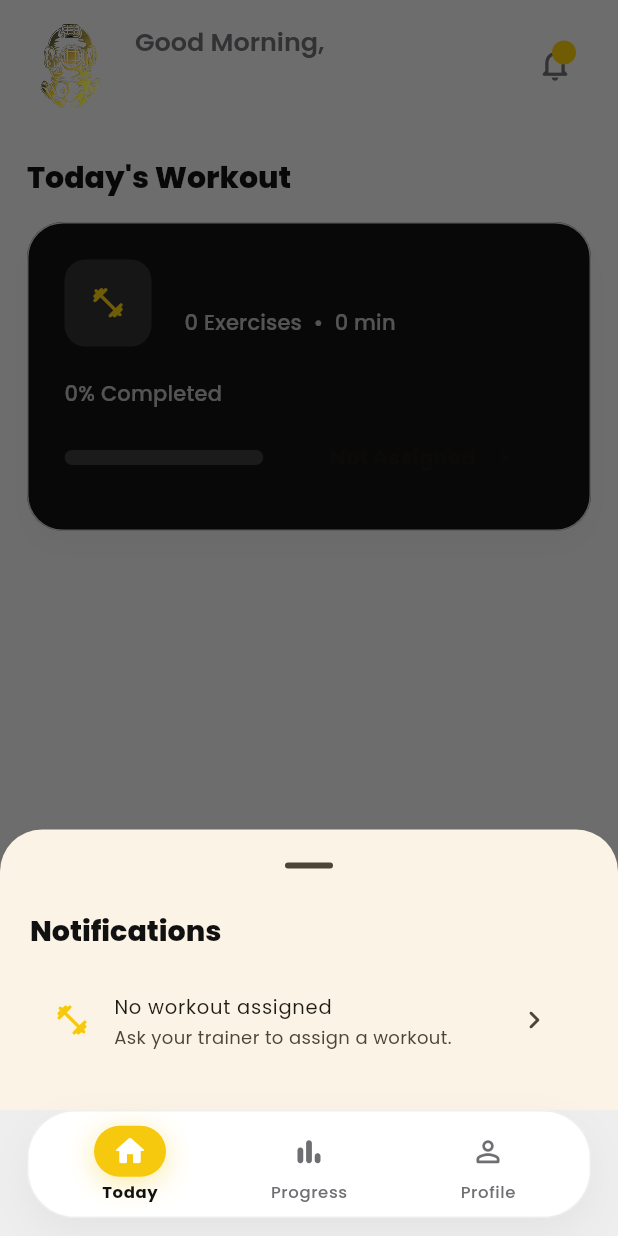
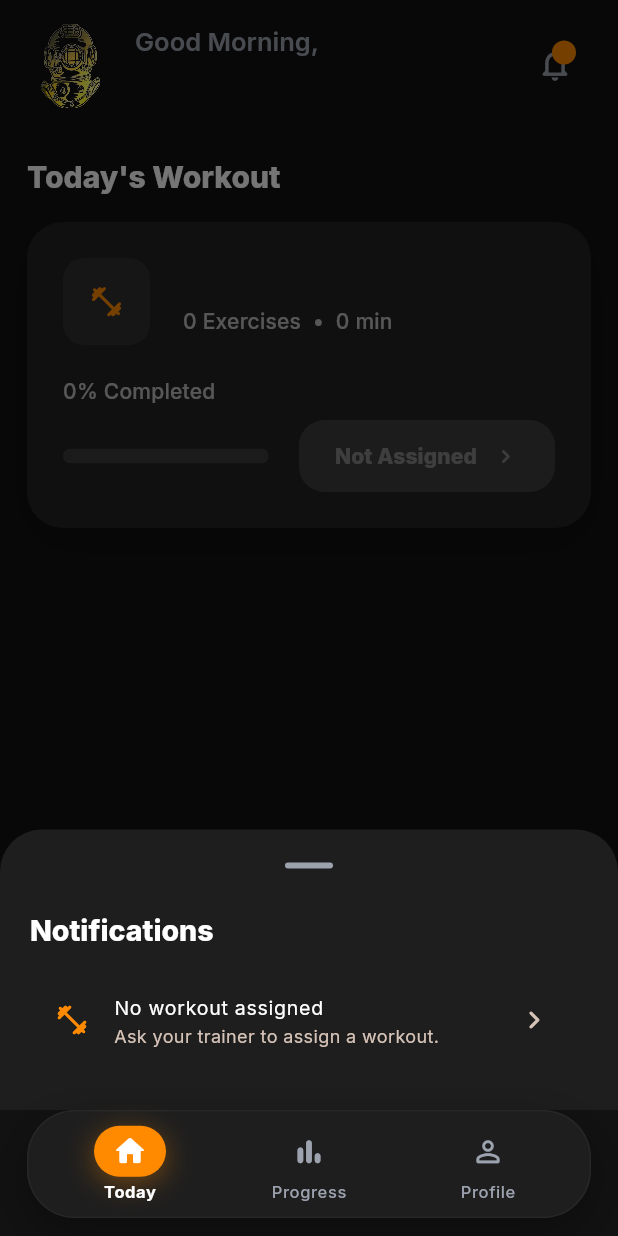
Before and after one commit to devlofttech-oss/deepfitness-app, a Flutter app: the screen it shows once a user with an empty profile is signed in, after a tap on the "notifications none" icon, on a phone screen of 412 x 824 dp. Run offline on Flutter 3.47's test engine with Material 3 defaults, Android fonts, the phone set to English and light mode, and no system bars; our stand-ins replace flutter_riverpod, flutter_svg, go_router, google_fonts, share_plus, supabase_flutter; accounts and stored records are empty.

Commit message:
Lock the app to a single dark theme
Several screens were painting themselves light regardless of the theme:
the auth and splash scaffolds hardcoded a white background, and the
trainer member rows, chips, and icon buttons used white cards with
near-black text. With themeMode already dark, that produced the
half-light screens seen on device.

AppTheme now builds one dark theme; the light variant and the dark-mode
toggle in profile settings are gone (theme_controller deleted), since a
toggle that cannot be turned off is worse than no toggle. Material 3's
seeded surface roles are pinned to neutral greys because seeding from
orange tinted dialogs and sheets brown, and bottom sheets, dialogs,
popup menus, snackbars, and date pickers get explicit dark themes rather
than relying on defaults.

The Android launch theme and launch_background were also light, which
flashed white before Flutter drew its first frame; both now match the
#121212 canvas, and the system bars are pinned to light icons.

Co-Authored-By: Claude Opus 5 <noreply@anthropic.com>

```diff
--- a/lib/core/theme/app_colors.dart
+++ b/lib/core/theme/app_colors.dart
@@ -1,43 +1,44 @@
 import 'package:flutter/material.dart';
 
+/// Central design-system palette.
+///
+/// The app is dark-only: a near-black canvas, slightly-lighter dark cards,
+/// and a warm orange accent. The context-taking helpers below are kept so the
+/// screens keep reading their colours from one place, but they all resolve to
+/// the dark values now.
 class AppColors {
   const AppColors._();
 
-  static const night = Color(0xFF252C33);
-  static const slate = Color(0xFF3A4750);
-  static const gold = Color(0xFFF6C90E);
-  static const goldBright = Color(0xFFF6C90E);
-  static const goldSoft = Color(0xFFFFF5D8);
-  static const darkGoldSoft = Color(0xFF3E371C);
-  static const black = Color(0xFF111111);
+  static const night = Color(0xFF121212);
+  static const slate = Color(0xFF1E1E1E);
+  static const gold = Color(0xFFFF8A00);
+  static const goldBright = Color(0xFFFF8A00);
+  static const darkGoldSoft = Color(0xFF43290F);
+  static const black = Color(0xFF1A1A1A);
   static const charcoal = Color(0xFF222222);
-  static const background = Color(0xFFEEEEEE);
+  static const graphite = Color(0xFF3A3A3A);
   static const white = Color(0xFFFFFFFF);
-  static const muted = Color(0xFF6E6E73);
-  static const mutedDark = Color(0xFFB8C0C7);
-  static const border = Color(0xFFE8E8E8);
-  static const borderDark = Color(0xFF46535C);
+  static const muted = Color(0xFF9CA3AF);
+  static const mutedDark = Color(0xFF9CA3AF);
+  static const borderDark = Color(0xFF2A2A2A);
   static const success = Color(0xFF12A86B);
+  static const danger = Color(0xFFFF6B6B);
 
-  static bool isDark(BuildContext context) =>
-      Theme.of(context).brightness == Brightness.dark;
+  /// Always true; retained so existing `isDark(context)` call sites keep
+  /// compiling while the app is locked to the dark theme.
+  static bool isDark(BuildContext context) => true;
 
-  static Color text(BuildContext context) => isDark(context) ? white : black;
+  static Color text(BuildContext context) => white;
 
-  static Color surface(BuildContext context) => isDark(context) ? slate : white;
+  static Color surface(BuildContext context) => slate;
 
-  static Color canvas(BuildContext context) =>
-      isDark(context) ? night : background;
+  static Color canvas(BuildContext context) => night;
 
-  static Color subtle(BuildContext context) =>
-      isDark(context) ? night : background;
+  static Color subtle(BuildContext context) => night;
 
-  static Color secondaryText(BuildContext context) =>
-      isDark(context) ? mutedDark : muted;
+  static Color secondaryText(BuildContext context) => mutedDark;
 
-  static Color divider(BuildContext context) =>
-      isDark(context) ? borderDark : border;
+  static Color divider(BuildContext context) => borderDark;
 
-  static Color chipBackground(BuildContext context) =>
-      isDark(context) ? darkGoldSoft : goldSoft;
+  static Color chipBackground(BuildContext context) => darkGoldSoft;
 }
--- a/lib/core/theme/app_theme.dart
+++ b/lib/core/theme/app_theme.dart
@@ -1,56 +1,92 @@
 import 'package:deepfitness/core/theme/app_colors.dart';
+import 'package:flutter/foundation.dart';
 import 'package:flutter/material.dart';
 import 'package:google_fonts/google_fonts.dart';
 
+/// The app ships in a single dark theme. There is no light variant on
+/// purpose: every screen is designed against the near-black canvas, so a
+/// light mode would only ever be a half-finished second skin.
 class AppTheme {
   const AppTheme._();
 
-  static ThemeData get light {
-    return _build(brightness: Brightness.light);
-  }
+  static ThemeData get dark => _build();
 
-  static ThemeData get dark {
-    return _build(brightness: Brightness.dark);
-  }
-
-  static ThemeData _build({required Brightness brightness}) {
-    final isDark = brightness == Brightness.dark;
-    final textColor = isDark ? AppColors.white : AppColors.black;
-    final surfaceColor = isDark ? AppColors.slate : AppColors.white;
-    final backgroundColor = isDark ? AppColors.night : AppColors.background;
-    final borderColor = isDark ? AppColors.borderDark : AppColors.border;
+  static ThemeData _build() {
+    const textColor = AppColors.white;
+    const surfaceColor = AppColors.slate;
+    const backgroundColor = AppColors.night;
+    const borderColor = AppColors.borderDark;
     final base = ThemeData(
       useMaterial3: true,
-      colorScheme: ColorScheme.fromSeed(
-        seedColor: AppColors.gold,
-        primary: AppColors.gold,
-        surface: surfaceColor,
-        brightness: brightness,
-      ),
+      colorScheme:
+          ColorScheme.fromSeed(
+            seedColor: AppColors.gold,
+            primary: AppColors.gold,
+            surface: surfaceColor,
+            brightness: Brightness.dark,
+          ).copyWith(
+            // fromSeed derives warm brown-tinted containers from the orange
+            // seed; pin them to the neutral greys the screens actually use so
+            // dialogs, sheets, and menus match the cards.
+            onPrimary: AppColors.black,
+            onSurface: textColor,
+            surfaceContainerLowest: AppColors.night,
+            surfaceContainerLow: AppColors.slate,
+            surfaceContainer: AppColors.slate,
+            surfaceContainerHigh: AppColors.charcoal,
+            surfaceContainerHighest: AppColors.charcoal,
+            outline: borderColor,
+            outlineVariant: borderColor,
+          ),
     );
-    final textTheme = GoogleFonts.poppinsTextTheme(
-      base.textTheme,
-    ).apply(bodyColor: textColor, displayColor: textColor);
+
+    // San Francisco is Apple's system font and can't be bundled into an
+    // Android/web build, so on iOS/macOS we point at the real system font
+    // via Flutter's special ".SF Pro" family names (resolved natively by
+    // the OS, nothing to embed). Everywhere else we fall back to Inter, a
+    // free, geometrically close match to SF Pro.
+    final isApplePlatform =
+        defaultTargetPlatform == TargetPlatform.iOS ||
+        defaultTargetPlatform == TargetPlatform.macOS;
+
+    final interTheme = GoogleFonts.interTextTheme(base.textTheme);
+    final baseTextTheme = isApplePlatform
+        ? interTheme.apply(fontFamily: '.SF Pro Text')
+        : interTheme;
+    final displayTextTheme = isApplePlatform
+        ? interTheme.apply(fontFamily: '.SF Pro Display')
+        : interTheme;
+
+    final textTheme = baseTextTheme.apply(
+      bodyColor: textColor,
+      displayColor: textColor,
+    );
+    final displayApplied = displayTextTheme.apply(
+      bodyColor: textColor,
+      displayColor: textColor,
+    );
 
     return base.copyWith(
       scaffoldBackgroundColor: backgroundColor,
       textTheme: textTheme.copyWith(
-        displayLarge: textTheme.displayLarge?.copyWith(
+        // Apple pairs its larger display/headline sizes with the "Display"
+        // optical size of SF Pro; the rest of the type scale uses "Text".
+        displayLarge: displayApplied.displayLarge?.copyWith(
           fontSize: 40,
           height: 1.08,
           color: textColor,
         ),
-        displaySmall: textTheme.displaySmall?.copyWith(
+        displaySmall: displayApplied.displaySmall?.copyWith(
           fontSize: 30,
           height: 1.12,
           color: textColor,
         ),
-        headlineMedium: textTheme.headlineMedium?.copyWith(
+        headlineMedium: displayApplied.headlineMedium?.copyWith(
           fontSize: 22,
           height: 1.18,
           color: textColor,
         ),
-        headlineSmall: textTheme.headlineSmall?.copyWith(
+        headlineSmall: displayApplied.headlineSmall?.copyWith(
           fontSize: 19,
           height: 1.2,
           color: textColor,
@@ -86,16 +122,40 @@ class AppTheme {
           color: textColor,
         ),
       ),
-      dividerTheme: DividerThemeData(color: borderColor),
-      appBarTheme: AppBarTheme(
+      dividerTheme: const DividerThemeData(color: borderColor),
+      appBarTheme: const AppBarTheme(
         elevation: 0,
         backgroundColor: Colors.transparent,
         foregroundColor: textColor,
         surfaceTintColor: Colors.transparent,
       ),
+      bottomSheetTheme: const BottomSheetThemeData(
+        backgroundColor: surfaceColor,
+        surfaceTintColor: Colors.transparent,
+        modalBackgroundColor: surfaceColor,
+        dragHandleColor: AppColors.mutedDark,
+      ),
+      dialogTheme: const DialogThemeData(
+        backgroundColor: surfaceColor,
+        surfaceTintColor: Colors.transparent,
+      ),
+      popupMenuTheme: const PopupMenuThemeData(
+        color: surfaceColor,
+        surfaceTintColor: Colors.transparent,
+      ),
+      snackBarTheme: const SnackBarThemeData(
+        backgroundColor: AppColors.charcoal,
+        contentTextStyle: TextStyle(color: textColor),
+        behavior: SnackBarBehavior.floating,
+      ),
+      datePickerTheme: const DatePickerThemeData(
+        backgroundColor: surfaceColor,
+        surfaceTintColor: Colors.transparent,
+      ),
       inputDecorationTheme: InputDecorationTheme(
         filled: true,
         fillColor: surfaceColor,
+        hintStyle: const TextStyle(color: AppColors.mutedDark),
         contentPadding: const EdgeInsets.symmetric(
           horizontal: 18,
           vertical: 16,
--- a/lib/core/theme/theme_controller.dart
+++ /dev/null
@@ -1,15 +0,0 @@
-import 'package:flutter/material.dart';
-import 'package:flutter_riverpod/flutter_riverpod.dart';
-
-final themeModeProvider = NotifierProvider<ThemeModeController, ThemeMode>(
-  ThemeModeController.new,
-);
-
-class ThemeModeController extends Notifier<ThemeMode> {
-  @override
-  ThemeMode build() => ThemeMode.light;
-
-  void setDarkMode(bool enabled) {
-    state = enabled ? ThemeMode.dark : ThemeMode.light;
-  }
-}
--- a/lib/features/auth/presentation/login_screen.dart
+++ b/lib/features/auth/presentation/login_screen.dart
@@ -300,7 +300,7 @@ class _AuthScaffold extends StatelessWidget {
   @override
   Widget build(BuildContext context) {
     return Scaffold(
-      backgroundColor: AppColors.white,
+      backgroundColor: AppColors.night,
       body: Stack(
         fit: StackFit.expand,
         children: [
@@ -324,9 +324,9 @@ class _AuthScaffold extends StatelessWidget {
                     const SizedBox(height: 10),
                     Text(
                       subtitle!,
-                      style: Theme.of(
-                        context,
-                      ).textTheme.titleMedium?.copyWith(color: AppColors.muted),
+                      style: Theme.of(context).textTheme.titleMedium?.copyWith(
+                        color: AppColors.secondaryText(context),
+                      ),
                     ),
                   ],
                   const SizedBox(height: 26),
@@ -374,7 +374,7 @@ class _AuthHeader extends StatelessWidget {
               children: const [
                 TextSpan(
                   text: 'DEEP ',
-                  style: TextStyle(color: AppColors.black),
+                  style: TextStyle(color: AppColors.white),
                 ),
                 TextSpan(
                   text: 'FITNESS',
@@ -398,8 +398,8 @@ class _AuthBackgroundPainter extends CustomPainter {
       ..shader =
           RadialGradient(
             colors: [
-              const Color(0xFFF8EBCB).withValues(alpha: .18),
-              AppColors.white.withValues(alpha: 0),
+              AppColors.goldBright.withValues(alpha: .10),
+              AppColors.night.withValues(alpha: 0),
             ],
           ).createShader(
             Rect.fromCircle(
@@ -479,7 +479,7 @@ class _AuthError extends StatelessWidget {
     return Text(
       message,
       style: Theme.of(context).textTheme.bodyMedium?.copyWith(
-        color: Colors.red.shade700,
+        color: AppColors.danger,
         fontWeight: FontWeight.w600,
       ),
     );
--- a/lib/features/home/presentation/today_screen.dart
+++ b/lib/features/home/presentation/today_screen.dart
@@ -61,7 +61,7 @@ class _TodayContent extends StatelessWidget {
                   Text(
                     '$greeting,',
                     style: Theme.of(context).textTheme.titleLarge?.copyWith(
-                      color: AppColors.muted,
+                      color: AppColors.secondaryText(context),
                       fontWeight: FontWeight.w600,
                     ),
                   ),
@@ -80,10 +80,10 @@ class _TodayContent extends StatelessWidget {
               children: [
                 IconButton(
                   onPressed: () => _showNotifications(context, workout),
-                  icon: const Icon(
+                  icon: Icon(
                     Icons.notifications_none_rounded,
                     size: 26,
-                    color: AppColors.muted,
+                    color: AppColors.secondaryText(context),
                   ),
                 ),
                 Positioned(
@@ -106,7 +106,7 @@ class _TodayContent extends StatelessWidget {
         const SectionTitle(title: "Today's Workout"),
         const SizedBox(height: 18),
         PremiumCard(
-          color: AppColors.black,
+          color: AppColors.charcoal,
           padding: const EdgeInsets.all(24),
           child: Column(
             crossAxisAlignment: CrossAxisAlignment.start,
--- a/lib/features/splash/presentation/splash_screen.dart
+++ b/lib/features/splash/presentation/splash_screen.dart
@@ -73,7 +73,7 @@ class _SplashScreenState extends ConsumerState<SplashScreen>
     });
 
     return Scaffold(
-      backgroundColor: AppColors.white,
+      backgroundColor: AppColors.night,
       body: Stack(
         fit: StackFit.expand,
         children: [
@@ -147,7 +147,7 @@ class _LogoOrb extends StatelessWidget {
             height: 310,
             decoration: BoxDecoration(
               shape: BoxShape.circle,
-              border: Border.all(color: const Color(0xFFF2EEE4)),
+              border: Border.all(color: AppColors.borderDark),
             ),
           ),
           Container(
@@ -155,10 +155,10 @@ class _LogoOrb extends StatelessWidget {
             height: 172,
             decoration: BoxDecoration(
               shape: BoxShape.circle,
-              color: const Color(0xFFFAF6ED).withValues(alpha: .84),
+              color: AppColors.slate.withValues(alpha: .84),
               boxShadow: [
                 BoxShadow(
-                  color: AppColors.goldBright.withValues(alpha: .08),
+                  color: AppColors.goldBright.withValues(alpha: .18),
                   blurRadius: 34,
                   spreadRadius: 8,
                 ),
@@ -190,7 +190,7 @@ class _Sparkle extends StatelessWidget {
     return Icon(
       Icons.auto_awesome_rounded,
       size: size,
-      color: const Color(0xFFD7C9A7).withValues(alpha: .64),
+      color: AppColors.goldBright.withValues(alpha: .52),
     );
   }
 }
@@ -203,7 +203,7 @@ class _BrandWordmark extends StatelessWidget {
     final style = Theme.of(context).textTheme.headlineMedium?.copyWith(
       fontWeight: FontWeight.w400,
       letterSpacing: 10,
-      color: AppColors.black,
+      color: AppColors.white,
     );
     return FittedBox(
       fit: BoxFit.scaleDown,
@@ -214,7 +214,7 @@ class _BrandWordmark extends StatelessWidget {
             TextSpan(text: 'DEEP '),
             TextSpan(
               text: 'FITNESS',
-              style: TextStyle(color: Color(0xFFD2A83D)),
+              style: TextStyle(color: AppColors.goldBright),
             ),
           ],
         ),
@@ -237,7 +237,7 @@ class _LoadingBar extends StatelessWidget {
         height: 6,
         child: LinearProgressIndicator(
           value: value,
-          backgroundColor: const Color(0xFFE9E7E4),
+          backgroundColor: AppColors.borderDark,
           color: AppColors.goldBright,
           minHeight: 6,
         ),
@@ -255,8 +255,8 @@ class _SplashBackgroundPainter extends CustomPainter {
       ..shader =
           RadialGradient(
             colors: [
-              const Color(0xFFF8EBCB).withValues(alpha: .28),
-              AppColors.white.withValues(alpha: 0),
+              AppColors.goldBright.withValues(alpha: .12),
+              AppColors.night.withValues(alpha: 0),
             ],
           ).createShader(
             Rect.fromCircle(
@@ -275,14 +275,14 @@ class _SplashBackgroundPainter extends CustomPainter {
       size,
       y: size.height * .82,
       height: 56,
-      color: const Color(0xFFF3EAD8).withValues(alpha: .48),
+      color: AppColors.slate.withValues(alpha: .55),
     );
     _drawWave(
       canvas,
       size,
       y: size.height * .88,
       height: 42,
-      color: const Color(0xFFF8F1E5).withValues(alpha: .66),
+      color: AppColors.charcoal.withValues(alpha: .75),
     );
   }
 
--- a/lib/main.dart
+++ b/lib/main.dart
@@ -1,10 +1,11 @@
 import 'package:deepfitness/core/router/app_router.dart';
 import 'package:deepfitness/core/constants/app_constants.dart';
+import 'package:deepfitness/core/theme/app_colors.dart';
 import 'package:deepfitness/core/theme/app_theme.dart';
-import 'package:deepfitness/core/theme/theme_controller.dart';
 import 'package:deepfitness/services/supabase_service.dart';
 import 'package:deepfitness/services/timeout_http_client.dart';
 import 'package:flutter/material.dart';
+import 'package:flutter/services.dart';
 import 'package:flutter_riverpod/flutter_riverpod.dart';
 import 'package:supabase_flutter/supabase_flutter.dart';
 
@@ -12,6 +13,18 @@ import 'core/config/supabase_config.dart';
 
 Future<void> main() async {
   WidgetsFlutterBinding.ensureInitialized();
+
+  // The app is dark-only, so the system bars are pinned to light icons over
+  // the dark canvas instead of following the OS appearance setting.
+  SystemChrome.setSystemUIOverlayStyle(
+    const SystemUiOverlayStyle(
+      statusBarColor: Colors.transparent,
+      statusBarIconBrightness: Brightness.light,
+      statusBarBrightness: Brightness.dark,
+      systemNavigationBarColor: AppColors.night,
+      systemNavigationBarIconBrightness: Brightness.light,
+    ),
+  );
 
   if (SupabaseConfig.isConfigured) {
     try {
@@ -43,14 +56,15 @@ class DeepFitnessApp extends ConsumerWidget {
   @override
   Widget build(BuildContext context, WidgetRef ref) {
     final router = ref.watch(appRouterProvider);
-    final themeMode = ref.watch(themeModeProvider);
 
+    // Dark-only app: both slots get the same theme so the OS light/dark
+    // setting can never flip a screen to a light palette.
     return MaterialApp.router(
       title: AppConstants.appName,
       debugShowCheckedModeBanner: false,
-      theme: AppTheme.light,
+      theme: AppTheme.dark,
       darkTheme: AppTheme.dark,
-      themeMode: themeMode,
+      themeMode: ThemeMode.dark,
       routerConfig: router,
     );
   }
```
Also changed, not shown: lib/features/diet/presentation/diet_screen.dart (+7 -4 lines), lib/features/profile/presentation/profile_screen.dart (+6 -21 lines), lib/features/trainer/presentation/trainer_screens.dart (+43 -26 lines), lib/features/workout/presentation/workout_detail_screen.dart (+6 -6 lines), 5 other files.
